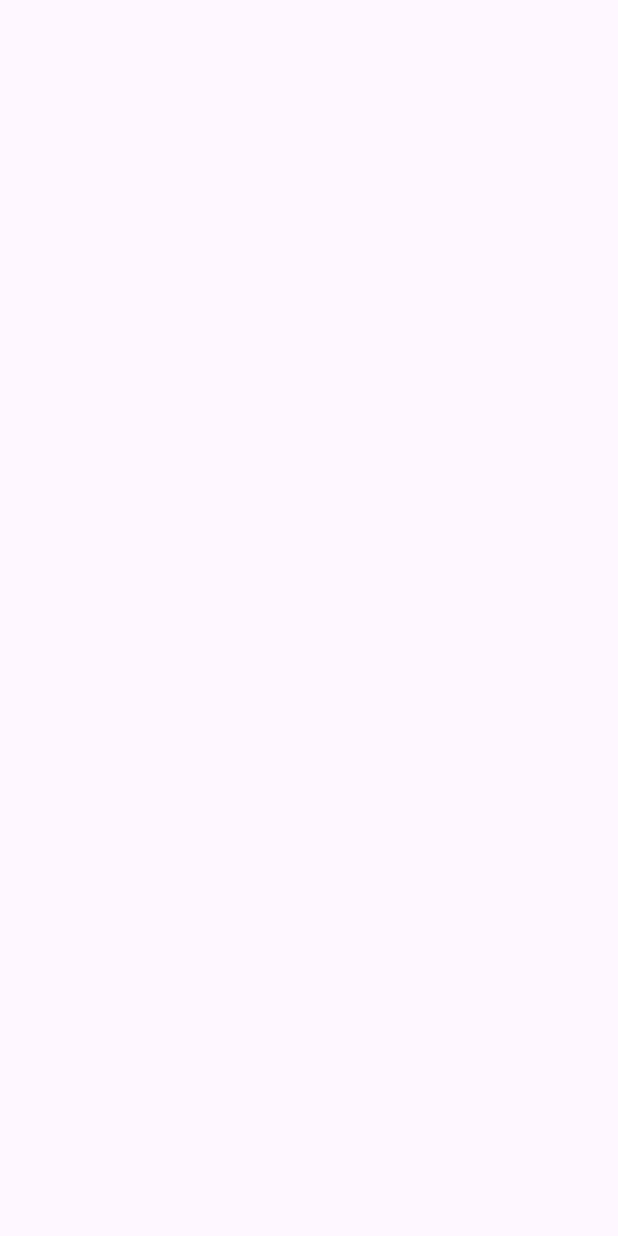
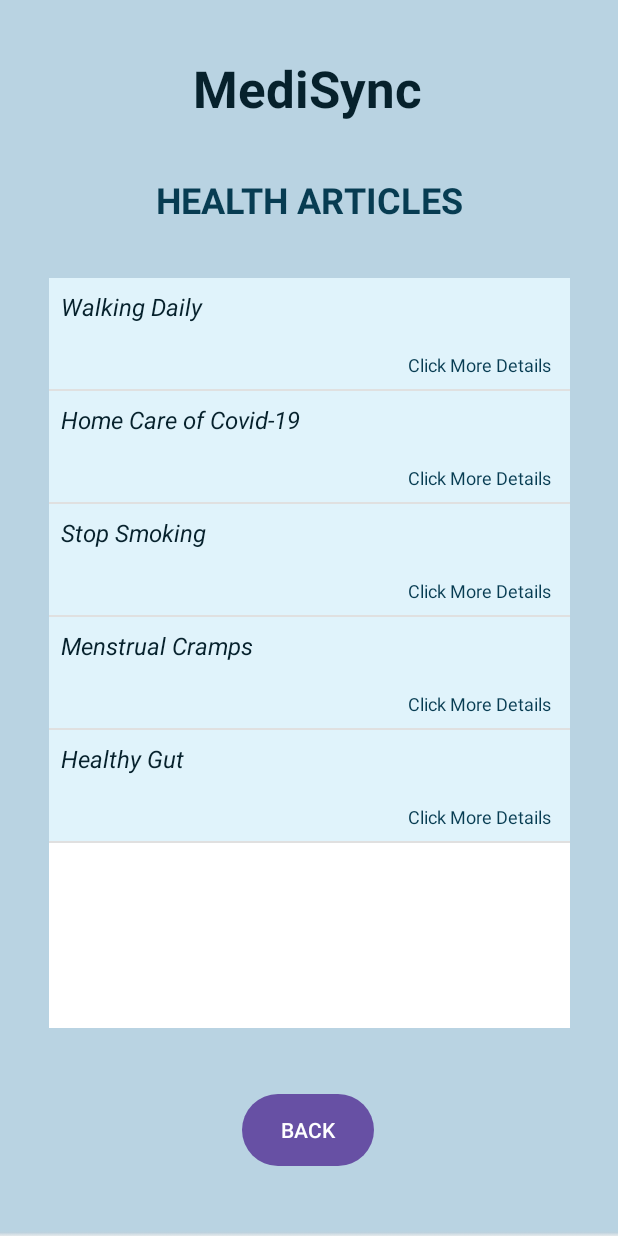
Before and after one commit to tahoorasma/MediSync, an Android app: the HealthArticlesActivity screen opened directly, with no data from a screen before it, on a phone screen of 412 x 824 dp. Before the commit the screen is empty. Run offline under Robolectric (Android 15) with nearby library versions, the phone set to English and light mode, and no system bars.

Commit message:
Health Articles

```diff
--- a/app/src/main/java/com/example/medisync/HealthArticlesActivity.java
+++ b/app/src/main/java/com/example/medisync/HealthArticlesActivity.java
@@ -1,6 +1,81 @@
 package com.example.medisync;
 
-import android.app.Activity;
+import android.content.Intent;
+import android.os.Bundle;
+import android.view.View;
+import android.widget.AdapterView;
+import android.widget.Button;
+import android.widget.ListView;
+import android.widget.SimpleAdapter;
 
-public class HealthArticlesActivity extends Activity {
+import androidx.appcompat.app.AppCompatActivity;
+
+import java.util.ArrayList;
+import java.util.HashMap;
+
+public class HealthArticlesActivity extends AppCompatActivity {
+
+
+    private String [][] health_details = {
+            {"Walking Daily","","","","Click More Details"},
+            {"Home Care of Covid-19","","","","Click More Details"},
+            {"Stop Smoking","","","","Click More Details"},
+            {"Menstrual Cramps","","","","Click More Details"},
+            {"Healthy Gut","","","","Click More Details"}
+    };
+    private int[] images ={
+            R.drawable.health1,
+            R.drawable.health2,
+            R.drawable.health3,
+            R.drawable.health4,
+            R.drawable.health5
+    };
+    HashMap<String,String> item;
+    ArrayList list;
+    SimpleAdapter sa;
+    Button btnBack;
+    ListView lst;
+    @Override
+    protected void onCreate(Bundle savedInstanceState) {
+        super.onCreate(savedInstanceState);
+        setContentView(R.layout.activity_health_articles);
+
+
+        lst = findViewById(R.id.listViewHA);
+        btnBack = findViewById(R.id.buttonHABack);
+
+
+        btnBack.setOnClickListener(new View.OnClickListener() {
+            @Override
+            public void onClick(View view) {
+                startActivity(new Intent(HealthArticlesActivity.this,HomeActivity.class));
+            }
+        });
+
+
+        list = new ArrayList();
+        for (int i =0;i<health_details.length;i++){
+            item = new HashMap<String,String>();
+            item.put("line1", health_details[i][0]);
+            item.put("line2", health_details[i][1]);
+            item.put("line3", health_details[i][2]);
+            item.put("line4", health_details[i][3]);
+            item.put("line5", health_details[i][4]);
+            list.add(item);
+        }
+        sa = new SimpleAdapter(this,list,R.layout.multi_lines,new String[]{"line1","line2","line3","line4","line5"},
+                new int[]{R.id.line_a,R.id.line_b,R.id.line_c,R.id.line_d,R.id.line_e});
+        lst.setAdapter(sa);
+
+
+        lst.setOnItemClickListener(new AdapterView.OnItemClickListener() {
+            @Override
+            public void onItemClick(AdapterView<?> adapterView, View view, int i, long l) {
+                Intent it = new Intent(HealthArticlesActivity.this,HealthArticlesDetailsActivity.class);
+                it.putExtra("Text1", health_details[i][0]);
+                it.putExtra("Text2", images[i]);
+                startActivity(it);
+            }
+        });
+    }
 }
--- a/app/src/main/res/layout/activity_health_articles.xml
+++ b/app/src/main/res/layout/activity_health_articles.xml
@@ -27,8 +27,8 @@
         android:layout_height="wrap_content"
         android:layout_marginTop="35dp"
         android:text="@string/health_articles"
-        android:textColor="@color/colorWhite"
-        android:textSize="20sp"
+        android:textColor="@color/teal"
+        android:textSize="24sp"
         android:textStyle="bold"
         app:layout_constraintEnd_toEndOf="parent"
         app:layout_constraintStart_toStartOf="parent"
@@ -39,8 +39,8 @@
         android:layout_width="wrap_content"
         android:layout_height="wrap_content"
         android:layout_marginTop="36dp"
-        android:text="@string/app_name"
-        android:textColor="@color/purple_200"
+        android:text="MediSync"
+        android:textColor="@color/darkTeal"
         android:textSize="34sp"
         android:textStyle="bold"
         app:layout_constraintEnd_toEndOf="parent"
@@ -51,8 +51,9 @@
     <ListView
         android:id="@+id/listViewHA"
         android:layout_width="347dp"
-        android:layout_height="508dp"
+        android:layout_height="500dp"
         android:layout_marginTop="36dp"
+        android:background="@color/white"
         app:layout_constraintEnd_toEndOf="parent"
         app:layout_constraintStart_toStartOf="parent"
         app:layout_constraintTop_toBottomOf="@+id/textViewHATitle" />
```
